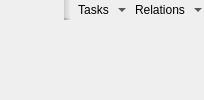
listyque/TACTIC-Handler, file lib/ui/items/ui_item.ui: the form before one commit.
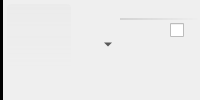
The form after the commit.

The edit to the form file:
```diff
--- a/lib/ui/items/ui_item.ui
+++ b/lib/ui/items/ui_item.ui
@@ -3,76 +3,117 @@
  <class>item</class>
  <widget class="QWidget" name="item">
   <property name="windowTitle">
-   <string notr="true"/>
+   <string>Form</string>
+  </property>
+  <layout class="QGridLayout" name="gridLayout" rowstretch="0,0,1">
+   <property name="margin">
+    <number>0</number>
+   </property>
+   <property name="spacing">
+    <number>0</number>
+   </property>
+   <item row="0" column="0" rowspan="3">
+    <widget class="Line" name="itemColorLine">
+     <property name="maximumSize">
+      <size>
+       <width>4</width>
+       <height>16777215</height>
+      </size>
   </property>
   <property name="styleSheet">
-   <string notr="true">QLabel {
-    border: 0px;
-    background: background: qlineargradient(spread:pad, x1:0, y1:0, x2:1, y2:0, stop:0 rgba(0, 0, 0, 0), stop:1 rgba(255, 255, 255, 40));
-	padding: 3px;
-}</string>
-  </property>
-  <layout class="QGridLayout" name="gridLayout" rowstretch="0,1" columnstretch="0,1,0,0">
-   <property name="margin">
-    <number>0</number>
-   </property>
+      <string notr="true">QFrame { border: 0px; background-color: black;}</string>
+     </property>
+     <property name="frameShadow">
+      <enum>QFrame::Plain</enum>
+     </property>
+     <property name="lineWidth">
+      <number>4</number>
+     </property>
+     <property name="orientation">
+      <enum>Qt::Vertical</enum>
+     </property>
+    </widget>
+   </item>
+   <item row="0" column="1" rowspan="3">
+    <layout class="QVBoxLayout" name="previewVerticalLayout" stretch="0,1">
    <property name="spacing">
     <number>0</number>
    </property>
-   <item row="0" column="1">
-    <widget class="QLabel" name="fileNameLabel">
+     <property name="margin">
+      <number>4</number>
+     </property>
+     <item>
+      <widget class="QLabel" name="previewLabel">
      <property name="minimumSize">
       <size>
-       <width>0</width>
-       <height>20</height>
+         <width>64</width>
+         <height>64</height>
       </size>
      </property>
      <property name="maximumSize">
       <size>
-       <width>16777215</width>
-       <height>24</height>
+         <width>64</width>
+         <height>64</height>
       </size>
      </property>
      <property name="styleSheet">
       <string notr="true">QLabel {
-	background: qlineargradient(spread:pad, x1:0, y1:0, x2:1, y2:0, stop:0 rgba(128, 128, 128, 75), stop:1 rgba(64, 64,64, 0));
-    border-bottom: 2px solid qlineargradient(spread:pad, x1:0, y1:0, x2:1, y2:0, stop:0 rgba(64, 64, 64, 75), stop:1 rgba(255, 255,255, 0));
-	padding: 0px;
+	background: qlineargradient(x1: 0, y1: 0, x2: 0, y2: 1, stop: 0 rgba(175, 175, 175, 16), stop: 1 rgba(0, 0, 0, 0));
+	border: 0px;
+    border-radius: 4px;
+    padding: 0px 0px;
 }</string>
      </property>
      <property name="textFormat">
-      <enum>Qt::PlainText</enum>
+        <enum>Qt::RichText</enum>
+       </property>
+       <property name="alignment">
+        <set>Qt::AlignCenter</set>
      </property>
     </widget>
    </item>
-   <item row="0" column="2">
+     <item>
+      <spacer name="verticalSpacer">
+       <property name="orientation">
+        <enum>Qt::Vertical</enum>
+       </property>
+       <property name="sizeType">
+        <enum>QSizePolicy::Ignored</enum>
+       </property>
+       <property name="sizeHint" stdset="0">
+        <size>
+         <width>0</width>
+         <height>0</height>
+        </size>
+       </property>
+      </spacer>
+     </item>
+    </layout>
+   </item>
+   <item row="0" column="2" rowspan="3">
+    <layout class="QVBoxLayout" name="toolsVerticalLayout" stretch="0,0,1">
+     <property name="spacing">
+      <number>6</number>
+     </property>
+     <property name="leftMargin">
+      <number>3</number>
+     </property>
+     <property name="topMargin">
+      <number>4</number>
+     </property>
+     <property name="rightMargin">
+      <number>6</number>
+     </property>
+     <item>
     <widget class="QToolButton" name="tasksToolButton">
      <property name="sizePolicy">
-      <sizepolicy hsizetype="Fixed" vsizetype="Fixed">
+        <sizepolicy hsizetype="Preferred" vsizetype="Fixed">
        <horstretch>0</horstretch>
        <verstretch>0</verstretch>
       </sizepolicy>
      </property>
-     <property name="minimumSize">
-      <size>
-       <width>0</width>
-       <height>20</height>
-      </size>
-     </property>
-     <property name="maximumSize">
-      <size>
-       <width>60</width>
-       <height>20</height>
-      </size>
-     </property>
-     <property name="text">
-      <string>Tasks</string>
-     </property>
-     <property name="popupMode">
-      <enum>QToolButton::MenuButtonPopup</enum>
-     </property>
      <property name="toolButtonStyle">
-      <enum>Qt::ToolButtonTextBesideIcon</enum>
+        <enum>Qt::ToolButtonIconOnly</enum>
      </property>
      <property name="autoRaise">
       <bool>true</bool>
@@ -82,22 +123,13 @@
      </property>
     </widget>
    </item>
-   <item row="0" column="3">
+     <item>
     <widget class="QToolButton" name="relationsToolButton">
-     <property name="minimumSize">
-      <size>
-       <width>0</width>
-       <height>20</height>
-      </size>
-     </property>
-     <property name="maximumSize">
-      <size>
-       <width>16777215</width>
-       <height>20</height>
-      </size>
-     </property>
-     <property name="text">
-      <string>Relations</string>
+       <property name="sizePolicy">
+        <sizepolicy hsizetype="Preferred" vsizetype="Fixed">
+         <horstretch>0</horstretch>
+         <verstretch>0</verstretch>
+        </sizepolicy>
      </property>
      <property name="popupMode">
       <enum>QToolButton::MenuButtonPopup</enum>
@@ -113,31 +145,108 @@
      </property>
     </widget>
    </item>
-   <item row="1" column="3">
-    <widget class="QLabel" name="dateLabel">
+     <item>
+      <spacer name="verticalSpacer_2">
+       <property name="orientation">
+        <enum>Qt::Vertical</enum>
+       </property>
+       <property name="sizeType">
+        <enum>QSizePolicy::Ignored</enum>
+       </property>
+       <property name="sizeHint" stdset="0">
+        <size>
+         <width>0</width>
+         <height>0</height>
+        </size>
+       </property>
+      </spacer>
+     </item>
+    </layout>
+   </item>
+   <item row="0" column="3" colspan="2">
+    <layout class="QVBoxLayout" name="nameVerticalLayout">
+     <property name="spacing">
+      <number>0</number>
+     </property>
+     <property name="bottomMargin">
+      <number>3</number>
+     </property>
+     <item>
+      <widget class="QLabel" name="fileNameLabel">
      <property name="minimumSize">
       <size>
        <width>0</width>
-       <height>25</height>
-      </size>
-     </property>
-     <property name="accessibleDescription">
-      <string notr="true"/>
+         <height>20</height>
+        </size>
+       </property>
+       <property name="maximumSize">
+        <size>
+         <width>16777215</width>
+         <height>24</height>
+        </size>
+       </property>
+       <property name="font">
+        <font>
+         <pointsize>9</pointsize>
+         <weight>75</weight>
+         <bold>true</bold>
+        </font>
      </property>
      <property name="styleSheet">
       <string notr="true">QLabel {
-	padding: 4px;
+	background-color: transparent;
+    border-bottom: 2px solid qlineargradient(spread:pad, x1:0, y1:0, x2:1, y2:0, stop:0 rgba(128, 128, 128, 64), stop:1 rgba(128, 128,128, 0));
 }</string>
      </property>
      <property name="textFormat">
       <enum>Qt::PlainText</enum>
      </property>
-     <property name="alignment">
-      <set>Qt::AlignBottom|Qt::AlignRight|Qt::AlignTrailing</set>
+      </widget>
+     </item>
+    </layout>
+   </item>
+   <item row="1" column="4">
+    <layout class="QHBoxLayout" name="checkBoxHorizontalLayout">
+     <property name="spacing">
+      <number>0</number>
      </property>
-    </widget>
-   </item>
-   <item row="1" column="1" colspan="2">
+     <item>
+      <spacer name="horizontalSpacer">
+       <property name="orientation">
+        <enum>Qt::Horizontal</enum>
+       </property>
+       <property name="sizeHint" stdset="0">
+        <size>
+         <width>0</width>
+         <height>0</height>
+        </size>
+       </property>
+      </spacer>
+     </item>
+     <item>
+      <widget class="QCheckBox" name="selectedCheckBox">
+       <property name="sizePolicy">
+        <sizepolicy hsizetype="Minimum" vsizetype="Preferred">
+         <horstretch>0</horstretch>
+         <verstretch>0</verstretch>
+        </sizepolicy>
+       </property>
+       <property name="minimumSize">
+        <size>
+         <width>30</width>
+         <height>0</height>
+        </size>
+       </property>
+      </widget>
+     </item>
+    </layout>
+   </item>
+   <item row="2" column="3" colspan="2">
+    <layout class="QVBoxLayout" name="descriptionLerticalLayout">
+     <property name="spacing">
+      <number>0</number>
+     </property>
+     <item>
     <widget class="QLabel" name="commentLabel">
      <property name="minimumSize">
       <size>
@@ -145,6 +254,12 @@
        <height>25</height>
       </size>
      </property>
+       <property name="font">
+        <font>
+         <pointsize>8</pointsize>
+         <italic>true</italic>
+        </font>
+       </property>
      <property name="textFormat">
       <enum>Qt::PlainText</enum>
      </property>
@@ -159,35 +274,14 @@
      </property>
     </widget>
    </item>
-   <item row="0" column="0" rowspan="2">
-    <widget class="QLabel" name="previewLabel">
-     <property name="minimumSize">
-      <size>
-       <width>64</width>
-       <height>32</height>
-      </size>
+    </layout>
+   </item>
+   <item row="1" column="3">
+    <layout class="QHBoxLayout" name="infoHorizontalLayout">
+     <property name="spacing">
+      <number>0</number>
      </property>
-     <property name="maximumSize">
-      <size>
-       <width>64</width>
-       <height>64</height>
-      </size>
-     </property>
-     <property name="styleSheet">
-      <string notr="true">#label {
-	background: qlineargradient(x1: 0, y1: 0, x2: 0, y2: 1, stop: 0 rgba(175, 175, 175, 40), stop: 1 rgba(0, 0, 0, 30));
-    border: 1px solid rgb(96, 96, 96, 64);
-    border-radius: 1px;
-    padding: 0px 0px;
-}</string>
-     </property>
-     <property name="textFormat">
-      <enum>Qt::RichText</enum>
-     </property>
-     <property name="alignment">
-      <set>Qt::AlignCenter</set>
-     </property>
-    </widget>
+    </layout>
    </item>
   </layout>
  </widget>
```
Lines whose indentation alone changed are shown as unchanged.
